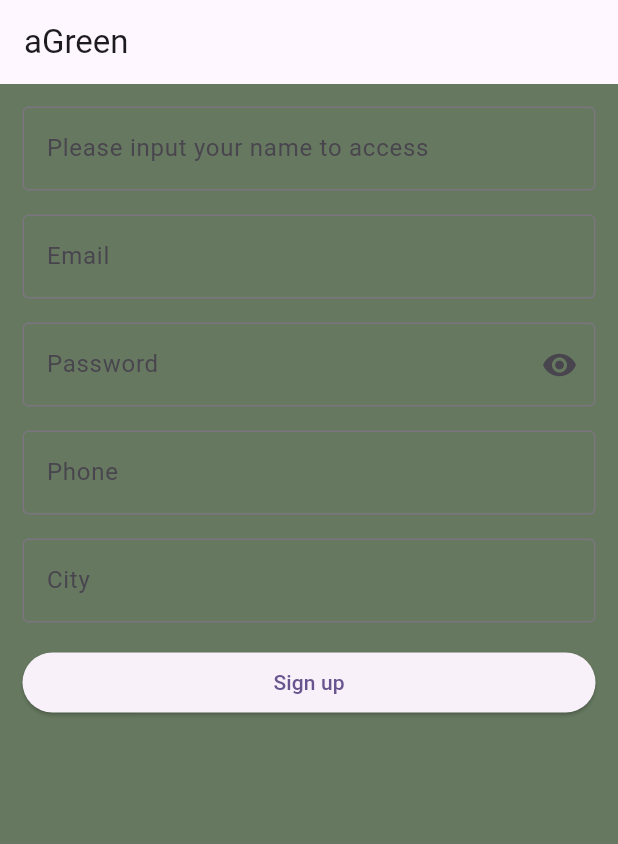
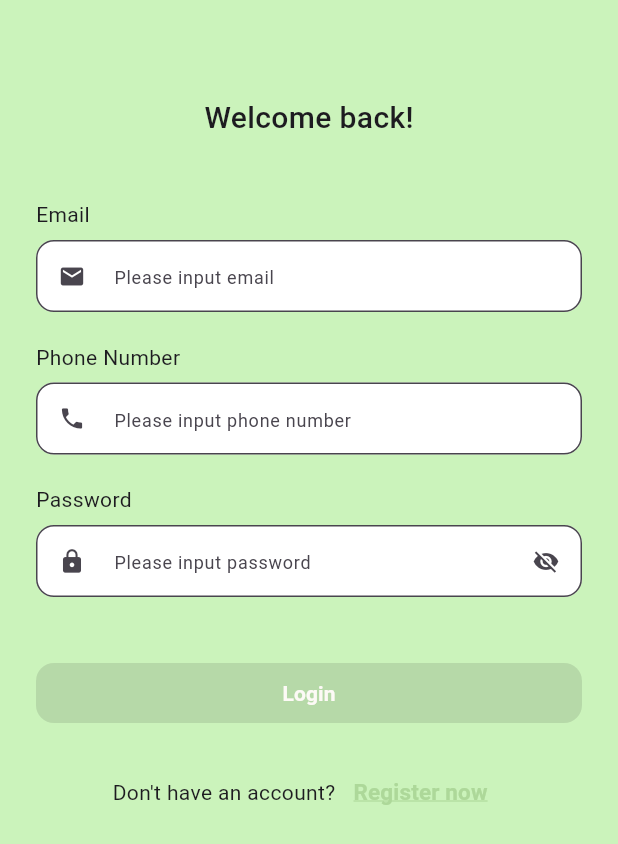
Before and after one commit to andraaae/ppkd_andra, a Flutter app: the screen it shows after launch, on a phone screen of 412 x 824 dp. Shown: the top 844 px of the screen. Run offline on Flutter 3.47's test engine with Material 3 defaults, Android fonts, the light colour scheme and no system bars; our stand-ins replace curved_navigation_bar, delightful_toast, fluttertoast, shared_preferences, sqflite; accounts and stored records are empty.

Commit message:
aGreen on going

```diff
--- /dev/null
+++ b/lib/agreen/login_agreen.dart
@@ -0,0 +1,228 @@
+import 'package:flutter/material.dart';
+
+class LoginAgreen extends StatefulWidget {
+  const LoginAgreen({super.key});
+
+  @override
+  State<LoginAgreen> createState() => _LoginAgreenState();
+}
+
+class _LoginAgreenState extends State<LoginAgreen> {
+  final formKey = GlobalKey<FormState>();
+  final emailController = TextEditingController();
+  final phoneController = TextEditingController();
+  final passwordController = TextEditingController();
+
+  bool isVisible = false;
+  bool isButtonEnable = false;
+
+  @override
+  void dispose() {
+    emailController.dispose();
+    phoneController.dispose();
+    passwordController.dispose();
+    super.dispose();
+  }
+
+  void checkFormField() {
+    setState(() {
+      isButtonEnable =
+          emailController.text.isNotEmpty &&
+          phoneController.text.isNotEmpty &&
+          passwordController.text.isNotEmpty;
+    });
+  }
+
+  @override
+  Widget build(BuildContext context) {
+    return Scaffold(
+      backgroundColor: const Color(0xffCBF3BB),
+      body: Padding(
+        padding: const EdgeInsets.all(16.0),
+        child: SingleChildScrollView(
+          padding: const EdgeInsets.all(8.0),
+          child: Form(
+            key: formKey,
+            child: Center(
+              child: Column(
+                crossAxisAlignment: CrossAxisAlignment.start,
+                children: [
+                  const SizedBox(height: 40),
+                  const Center(
+                    child: Text(
+                      'Welcome back!',
+                      style: TextStyle(
+                        fontSize: 20,
+                        fontWeight: FontWeight.w500,
+                      ),
+                    ),
+                  ),
+
+                  const SizedBox(height: 40),
+
+                  // ===== EMAIL FIELD =====
+                  const Text('Email'),
+                  const SizedBox(height: 7),
+                  TextFormField(
+                    controller: emailController,
+                    decoration: InputDecoration(
+                      isDense: true,
+                      hintText: 'Please input email',
+                      hintStyle: const TextStyle(fontSize: 12),
+                      border: OutlineInputBorder(
+                        borderRadius: BorderRadius.circular(12),
+                      ),
+                      filled: true,
+                      fillColor: Colors.white,
+                      prefixIcon: const Icon(Icons.mail),
+                    ),
+                    onChanged: (_) => checkFormField(),
+                    validator: (value) {
+                      if (value == null || value.isEmpty) {
+                        return 'Email cannot be empty';
+                      } else if (!value.contains('@')) {
+                        return 'Email must contain @';
+                      } else if (!RegExp(
+                        r"^[a-zA-Z0-9_.+-]+@[a-zA-Z0-9-]+\.[a-zA-Z0-9-.]+$",
+                      ).hasMatch(value)) {
+                        return 'Email format is invalid';
+                      }
+                      return null;
+                    },
+                  ),
+
+                  const SizedBox(height: 20),
+
+                  // ===== PHONE FIELD =====
+                  const Text('Phone Number'),
+                  const SizedBox(height: 7),
+                  TextFormField(
+                    controller: phoneController,
+                    decoration: InputDecoration(
+                      isDense: true,
+                      hintText: 'Please input phone number',
+                      hintStyle: const TextStyle(fontSize: 12),
+                      border: OutlineInputBorder(
+                        borderRadius: BorderRadius.circular(12),
+                      ),
+                      filled: true,
+                      fillColor: Colors.white,
+                      prefixIcon: const Icon(Icons.phone),
+                    ),
+                    keyboardType: TextInputType.phone,
+                    onChanged: (_) => checkFormField(),
+                    validator: (value) {
+                      if (value == null || value.isEmpty) {
+                        return 'Phone number cannot be empty';
+                      }
+                      return null;
+                    },
+                  ),
+
+                  const SizedBox(height: 20),
+
+                  // ===== PASSWORD FIELD =====
+                  const Text('Password'),
+                  const SizedBox(height: 7),
+                  TextFormField(
+                    controller: passwordController,
+                    obscureText: !isVisible,
+                    decoration: InputDecoration(
+                      isDense: true,
+                      hintText: 'Please input password',
+                      hintStyle: const TextStyle(fontSize: 12),
+                      border: OutlineInputBorder(
+                        borderRadius: BorderRadius.circular(12),
+                      ),
+                      filled: true,
+                      fillColor: Colors.white,
+                      prefixIcon: const Icon(Icons.lock),
+                      suffixIcon: IconButton(
+                        icon: Icon(
+                          isVisible ? Icons.visibility : Icons.visibility_off,
+                        ),
+                        onPressed: () {
+                          setState(() {
+                            isVisible = !isVisible;
+                          });
+                        },
+                      ),
+                    ),
+                    onChanged: (_) => checkFormField(),
+                    validator: (value) {
+                      if (value == null || value.isEmpty) {
+                        return 'Password cannot be empty';
+                      } else if (value.length < 7) {
+                        return 'Minimum password length is 7 characters';
+                      }
+                      return null;
+                    },
+                  ),
+
+                  const SizedBox(height: 40),
+
+                  // ===== LOGIN BUTTON =====
+                  SizedBox(
+                    width: double.infinity,
+                    child: ElevatedButton(
+                      style: ElevatedButton.styleFrom(
+                        backgroundColor: isButtonEnable
+                            ? const Color(0xffB3E2A7)
+                            : Colors.grey,
+                        shape: RoundedRectangleBorder(
+                          borderRadius: BorderRadius.circular(12),
+                        ),
+                      ),
+                      onPressed: isButtonEnable
+                          ? () {
+                              if (formKey.currentState!.validate()) {
+                                print('Login pressed');
+                              }
+                            }
+                          : null,
+                      child: const Text(
+                        'Login',
+                        style: TextStyle(
+                          color: Color(0xffFDFAF6),
+                          fontWeight: FontWeight.bold,
+                        ),
+                      ),
+                    ),
+                  ),
+
+                  const SizedBox(height: 18),
+
+                  // ===== REGISTER LINK =====
+                  Row(
+                    mainAxisAlignment: MainAxisAlignment.center,
+                    children: [
+                      const Text(
+                        "Don't have an account?",
+                        style: TextStyle(fontWeight: FontWeight.w400),
+                      ),
+                      TextButton(
+                        onPressed: () {
+                          print('Register now');
+                        },
+                        child: const Text(
+                          "Register now",
+                          style: TextStyle(
+                            decoration: TextDecoration.underline,
+                            decorationColor: Color(0xffADD899),
+                            fontSize: 15,
+                            fontWeight: FontWeight.bold,
+                            color: Color(0xFFADD899),
+                          ),
+                        ),
+                      ),
+                    ],
+                  ),
+                ],
+              ),
+            ),
+          ),
+        ),
+      ),
+    );
+  }
+}
--- a/lib/main.dart
+++ b/lib/main.dart
@@ -1,7 +1,10 @@
 import 'package:flutter/material.dart';
+import 'package:ppkd_andra/agreen/login_agreen.dart';
+import 'package:ppkd_andra/agreen/view/register_agreen.dart';
 import 'package:ppkd_andra/trial3/trial3/view3/list_user.dart';
 import 'package:intl/date_symbol_data_local.dart';
 import 'package:ppkd_andra/trial3/trial3/view3/register.dart';
+import 'package:ppkd_andra/tugas9/tugas9.dart';
 
 void main() async {
   await initializeDateFormatting('id_ID', null);
@@ -35,7 +38,7 @@ class MyApp extends StatelessWidget {
         colorScheme: ColorScheme.fromSeed(seedColor: Colors.deepPurple),
       ),
 
-      home: Register(),
+      home: LoginAgreen(),
     );
   }
 }
```
Also changed, not shown: lib/agreen/view/first_page_agreen.dart (added, +20 -0 lines), lib/agreen/view/register_agreen.dart (+166 -32 lines), lib/tugas9/listviewlist.dart (+12 -1 lines).
